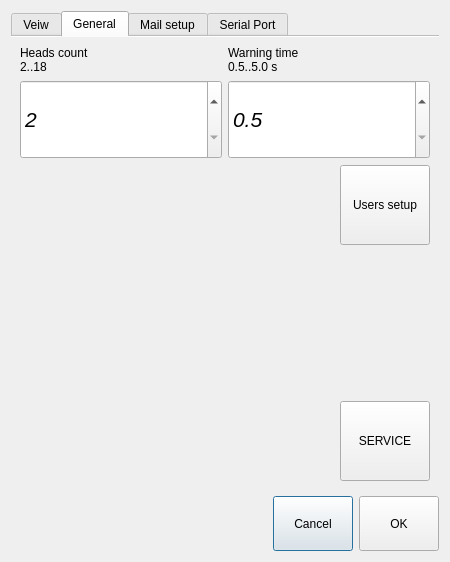
Before: the Qt Designer form generalsettingdialog.ui in mishkoLitvin/L_Aries-progect, drawn with Qt 5.
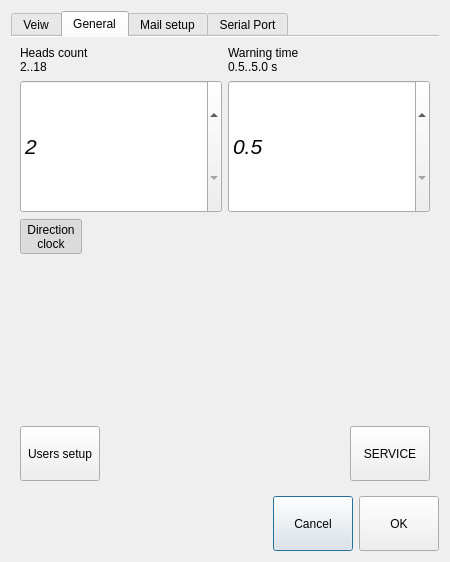
After: the same form once the commit is applied. The open tabs and pages were chosen to show the change. Icons and pictures are not drawn.

Commit message: Direction change function add. Maintance work changed

The edit to the form file:
```diff
--- a/generalsettingdialog.ui
+++ b/generalsettingdialog.ui
@@ -262,6 +262,33 @@
        </item>
        <item>
         <layout class="QHBoxLayout" name="horizontalLayout_5">
+         <item>
+          <widget class="QToolButton" name="pButtonDirection">
+           <property name="text">
+            <string>Direction
+clock</string>
+           </property>
+           <property name="icon">
+            <iconset resource="icons.qrc">
+             <normaloff>:/new/icons/icons/rotateRight.png</normaloff>:/new/icons/icons/rotateRight.png</iconset>
+           </property>
+           <property name="iconSize">
+            <size>
+             <width>50</width>
+             <height>50</height>
+            </size>
+           </property>
+           <property name="checkable">
+            <bool>true</bool>
+           </property>
+           <property name="checked">
+            <bool>true</bool>
+           </property>
+           <property name="toolButtonStyle">
+            <enum>Qt::ToolButtonTextUnderIcon</enum>
+           </property>
+          </widget>
+         </item>
          <item>
           <spacer name="horizontalSpacer_5">
            <property name="orientation">
@@ -275,32 +302,6 @@
            </property>
           </spacer>
          </item>
-         <item>
-          <widget class="QPushButton" name="pushButtonUserSetup">
-           <property name="minimumSize">
-            <size>
-             <width>90</width>
-             <height>80</height>
-            </size>
-           </property>
-           <property name="text">
-            <string>Users setup</string>
-           </property>
-           <property name="icon">
-            <iconset theme="avatar-default-symbolic.symbolic.png">
-             <normaloff>.</normaloff>.</iconset>
-           </property>
-           <property name="iconSize">
-            <size>
-             <width>50</width>
-             <height>50</height>
-            </size>
-           </property>
-           <property name="checkable">
-            <bool>false</bool>
-           </property>
-          </widget>
-         </item>
         </layout>
        </item>
        <item>
@@ -318,6 +319,35 @@
        </item>
        <item>
         <layout class="QHBoxLayout" name="horizontalLayout_4">
+         <item>
+          <widget class="QToolButton" name="pButtonUserSetup">
+           <property name="minimumSize">
+            <size>
+             <width>80</width>
+             <height>55</height>
+            </size>
+           </property>
+           <property name="text">
+            <string>Users setup</string>
+           </property>
+           <property name="icon">
+            <iconset resource="icons.qrc">
+             <normaloff>:/new/icons/icons/user.png</normaloff>:/new/icons/icons/user.png</iconset>
+           </property>
+           <property name="iconSize">
+            <size>
+             <width>50</width>
+             <height>50</height>
+            </size>
+           </property>
+           <property name="checkable">
+            <bool>false</bool>
+           </property>
+           <property name="toolButtonStyle">
+            <enum>Qt::ToolButtonTextUnderIcon</enum>
+           </property>
+          </widget>
+         </item>
          <item>
           <spacer name="horizontalSpacer_4">
            <property name="orientation">
@@ -332,11 +362,11 @@
           </spacer>
          </item>
          <item>
-          <widget class="QPushButton" name="pushButtonServiceState">
+          <widget class="QToolButton" name="pButtonServiceState">
            <property name="minimumSize">
             <size>
-             <width>90</width>
-             <height>80</height>
+             <width>80</width>
+             <height>55</height>
             </size>
            </property>
            <property name="text">
@@ -355,6 +385,9 @@
            <property name="checkable">
             <bool>true</bool>
            </property>
+           <property name="toolButtonStyle">
+            <enum>Qt::ToolButtonTextUnderIcon</enum>
+           </property>
           </widget>
          </item>
         </layout>
```
Left out of the diff: 14 changed lines with no effect on the pictures. The commit also changes 12 other files.
